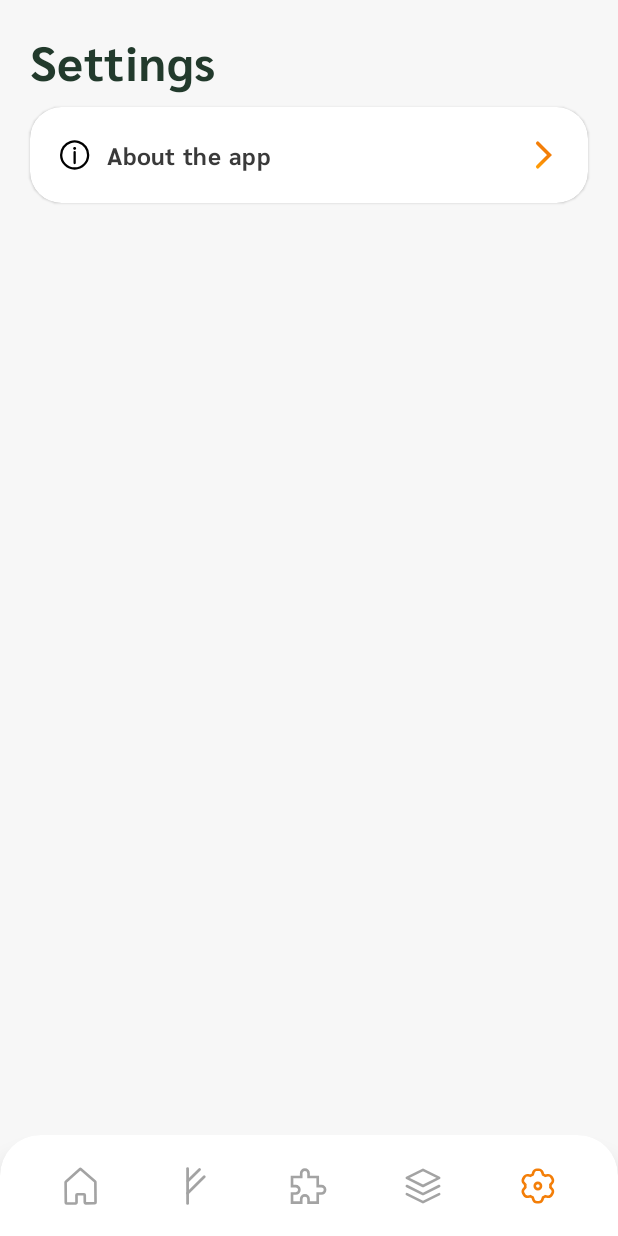
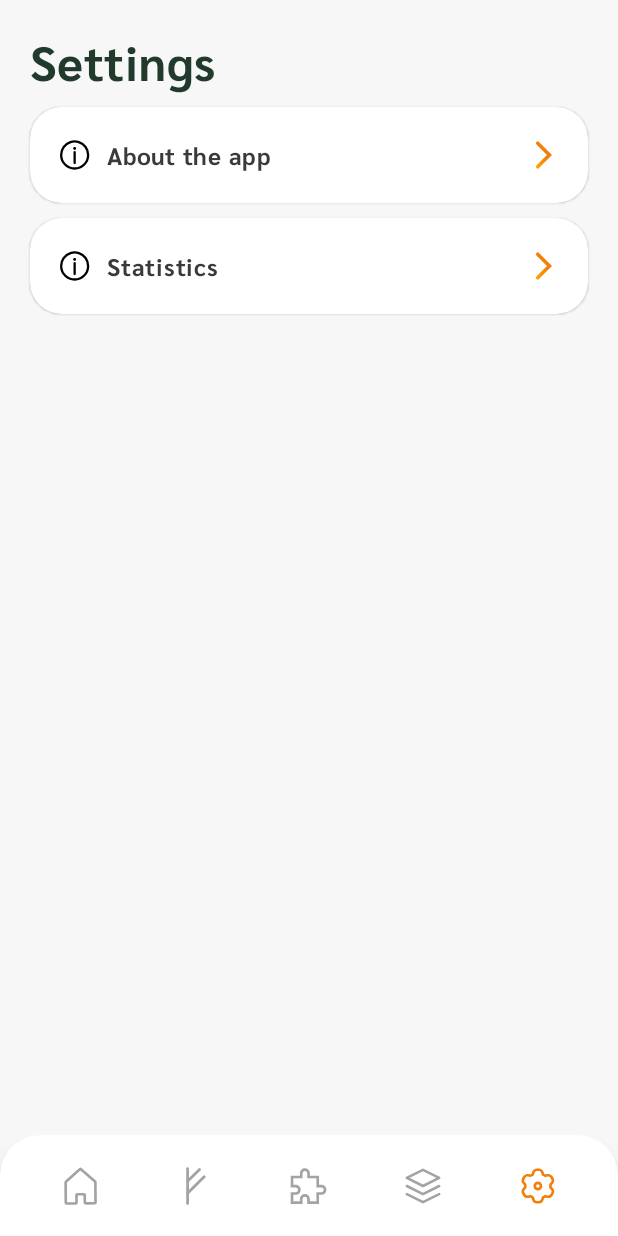
Before and after one commit to tomaszgarbus/Litiluism, an Android app built with Jetpack Compose: the SettingsScreen screen opened through its navigation route, on a phone screen of 412 x 824 dp. Run offline under Robolectric (Android 15) with nearby library versions, the phone set to English and light mode, and no system bars; libraries missing offline, so code that uses them is left out: org.osmdroid.config; 1 statement that could not run was skipped.

Commit message:
More stats

```diff
--- a/app/src/main/java/com/tgarbus/litiluism/ui/HomeScreen.kt
+++ b/app/src/main/java/com/tgarbus/litiluism/ui/HomeScreen.kt
@@ -6,14 +6,10 @@ import androidx.compose.foundation.layout.Arrangement
 import androidx.compose.foundation.layout.Box
 import androidx.compose.foundation.layout.Column
 import androidx.compose.foundation.layout.Row
-import androidx.compose.foundation.layout.Spacer
 import androidx.compose.foundation.layout.aspectRatio
 import androidx.compose.foundation.layout.fillMaxSize
 import androidx.compose.foundation.layout.fillMaxWidth
-import androidx.compose.foundation.layout.height
 import androidx.compose.foundation.layout.padding
-import androidx.compose.material3.ExperimentalMaterial3Api
-import androidx.compose.material3.RichTooltipBox
 import androidx.compose.material3.Text
 import androidx.compose.runtime.Composable
 import androidx.compose.ui.Alignment
@@ -27,7 +23,7 @@ import androidx.navigation.NavController
 import com.tgarbus.litiluism.R
 import com.tgarbus.litiluism.ui.Fonts.Companion.sarabunFontFamily
 import com.tgarbus.litiluism.ui.reusables.ButtonType
-import com.tgarbus.litiluism.ui.reusables.CircularProgressBar
+import com.tgarbus.litiluism.ui.reusables.SemiCircularProgressBar
 import com.tgarbus.litiluism.ui.reusables.Dock
 import com.tgarbus.litiluism.ui.reusables.FullScreenPaddedColumn
 import com.tgarbus.litiluism.ui.reusables.Header
@@ -91,13 +87,6 @@ fun HomeScreen(navController: NavController) {
                 onClick = { navController.navigate("materials") }
             )
         }
-        Row(
-            modifier = Modifier.fillMaxWidth().aspectRatio(3f)
-        ) {
-            CircularProgressBar(modifier = Modifier.weight(1f))
-            CircularProgressBar(modifier = Modifier.weight(1f))
-        }
-        StatisticsLineChart("Progress", values = listOf())
     }
     Dock(ButtonType.HOME, navController)
 }
--- a/app/src/main/java/com/tgarbus/litiluism/ui/MainActivity.kt
+++ b/app/src/main/java/com/tgarbus/litiluism/ui/MainActivity.kt
@@ -92,6 +92,9 @@ class MainActivity : ComponentActivity() {
                     composable("materials") {
                         MaterialsScreen(navController)
                     }
+                    composable("statistics") {
+                        StatisticsScreen(navController)
+                    }
                 }
             }
         }
--- a/app/src/main/java/com/tgarbus/litiluism/ui/SettingsScreen.kt
+++ b/app/src/main/java/com/tgarbus/litiluism/ui/SettingsScreen.kt
@@ -81,6 +81,9 @@ fun SettingsScreen(navController: NavController) {
         SettingsItem("About the app", R.drawable.icon_info) {
             navController.navigate("about")
         }
+        SettingsItem("Statistics", R.drawable.icon_info) {
+            navController.navigate("statistics")
+        }
     }
     Dock(ButtonType.SETTINGS, navController)
 }
--- a/build.gradle.kts
+++ b/build.gradle.kts
@@ -1,5 +1,5 @@
 // Top-level build file where you can add configuration options common to all sub-projects/modules.
 plugins {
-    id("com.android.application") version "8.2.1" apply false
+    id("com.android.application") version "8.2.0-beta05" apply false
     id("org.jetbrains.kotlin.android") version "1.9.0" apply false
 }
```
Also changed, not shown: app/src/main/java/com/tgarbus/litiluism/ui/StatisticsScreen.kt (added, +62 -0 lines), app/src/main/java/com/tgarbus/litiluism/ui/reusables/SemiCircularProgressBar.kt (renamed from app/src/main/java/com/tgarbus/litiluism/ui/reusables/CircularProgressBar.kt, +6 -3 lines).
